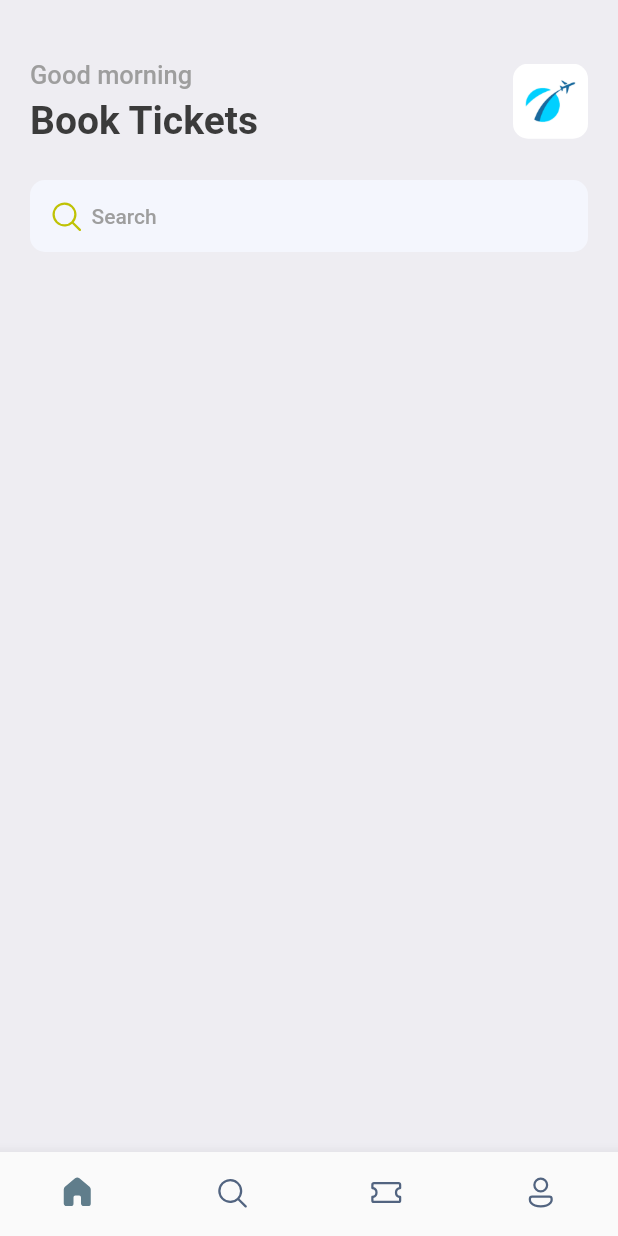
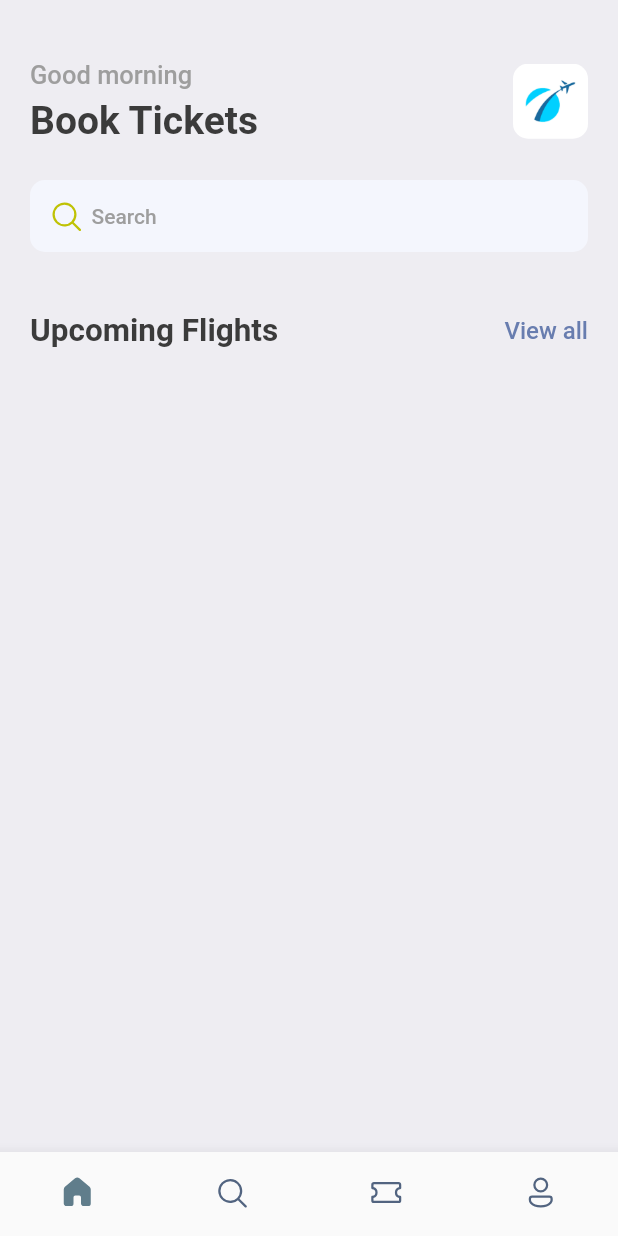
Before and after one commit to mehrdad03/booktickets, a Flutter app: the screen it shows after launch, on a phone screen of 412 x 824 dp. Run offline on Flutter 3.47's test engine with Material 2 defaults, Android fonts, the phone set to English and light mode, and no system bars; our stand-ins replace fluentui_icons, gap.

Commit message:
add upComing Flight row into home screen

```diff
--- a/lib/screens/home_screen.dart
+++ b/lib/screens/home_screen.dart
@@ -14,7 +14,8 @@ class HomeScreen extends StatelessWidget {
       body: ListView(
         children: [
           const Gap(40),
-          Padding(
+          Container(
+            child: Padding(
               padding: const EdgeInsets.symmetric(horizontal: 20),
               child: Column(
                 children: [
@@ -56,13 +57,26 @@ class HomeScreen extends StatelessWidget {
                         children: [
                           const Icon(FluentSystemIcons.ic_fluent_search_regular,
                               color: Color(0xFFBFC205)),
-                       const Gap(5 ),
+                          const Gap(5),
                           Text("Search", style: Styles.headLineStyle4)
                         ],
                       ),
                     ),
+                  ),
+                  const Gap(40),
+                  Row(
+                    mainAxisAlignment: MainAxisAlignment.spaceBetween,
+                    children: [
+                      Text("Upcoming Flights", style: Styles.headLineStyle2),
+                      InkWell(
+                        onTap: (){
+                        },
+                          child: Text("View all",
+                              style: Styles.textStyle.copyWith(color: primary)))
+                    ],
                   )
                 ],
+              ),
             ),
           )
         ],
```
Lines whose indentation alone changed are shown as unchanged.
